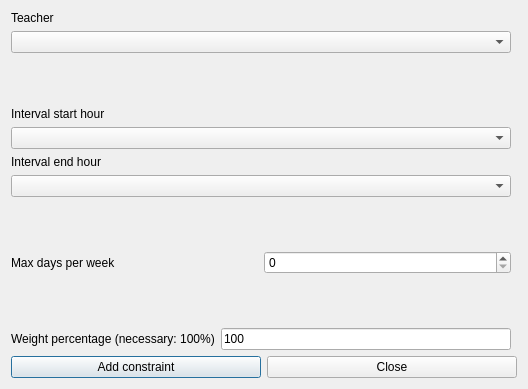
vonmecheln/fet, file fet/src/interface/addconstraintteachermorningintervalmaxdaysperweekform_template.ui: the form before one commit.
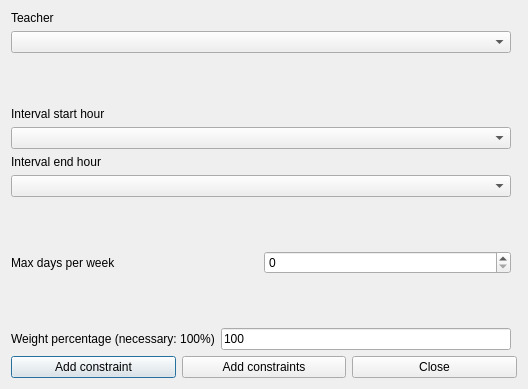
The form after the commit.

The edit to the form file:
```diff
--- a/fet/src/interface/addconstraintteachermorningintervalmaxdaysperweekform_template.ui
+++ b/fet/src/interface/addconstraintteachermorningintervalmaxdaysperweekform_template.ui
@@ -56,6 +56,13 @@
        </property>
       </widget>
      </item>
+     <item>
+      <widget class="QPushButton" name="addConstraintsPushButton">
+       <property name="text">
+        <string>Add constraints</string>
+       </property>
+      </widget>
+     </item>
      <item>
       <widget class="QPushButton" name="closePushButton">
        <property name="text">
```
